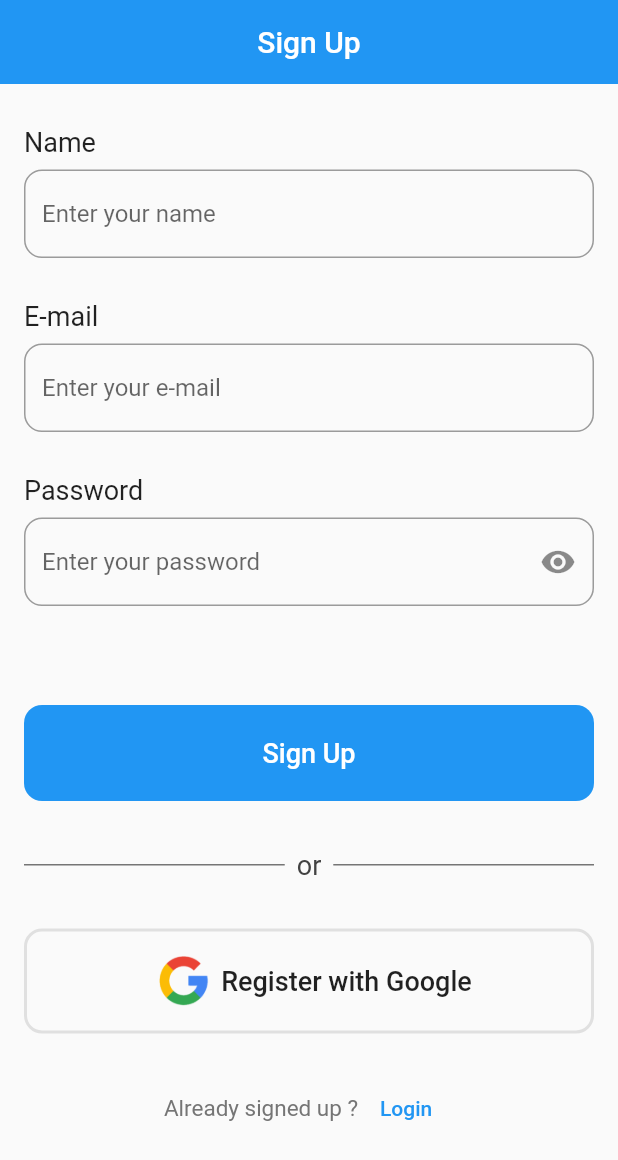
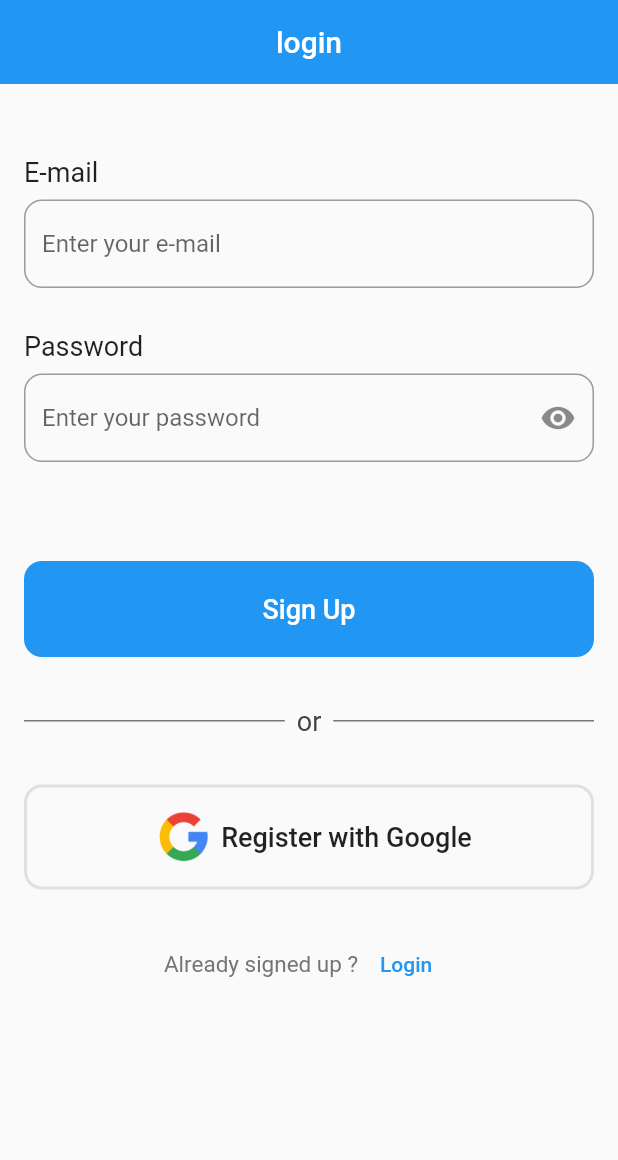
Before and after one commit to kareem2002-k/ClassMate, a Flutter app: the screen it shows after launch, on a phone screen of 412 x 824 dp. Shown: the top 1160 px of the screen. Run offline on Flutter 3.47's test engine with Material 2 defaults, Android fonts, the phone set to English and light mode, and no system bars; our stand-ins replace cloud_firestore, firebase_auth, firebase_core; accounts and stored records are empty.

Commit message:
first version of login page

```diff
--- a/lib/main.dart
+++ b/lib/main.dart
@@ -1,3 +1,4 @@
+import 'package:class_mate/pages/LoginPage.dart';
 import 'package:class_mate/pages/SignUp.dart';
 import 'package:firebase_core/firebase_core.dart';
 import 'package:flutter/material.dart';
@@ -19,7 +20,7 @@ class MyApp extends StatelessWidget {
   @override
   Widget build(BuildContext context) {
     return const MaterialApp(
-      home: SignUp(),
+      home: LoginPage(),
     );
   }
 }
--- a/lib/pages/LoginPage.dart
+++ b/lib/pages/LoginPage.dart
@@ -10,12 +10,183 @@ class LoginPage extends StatefulWidget {
 class _LoginPageState extends State<LoginPage> {
   @override
   Widget build(BuildContext context) {
-    return MaterialApp(
-      home: Scaffold(
+    return Scaffold(
+
         appBar: AppBar(
-          title: const Text("helloo"),
-        ),
-      ),
+        title: const Text("login"),
+    centerTitle: true,
+    elevation: 0,
+    ),
+    body: SingleChildScrollView(
+    child: Column(
+    crossAxisAlignment: CrossAxisAlignment.start,
+    children: [
+    const SizedBox(height: 20),
+    // const Padding(
+    // padding: EdgeInsets.fromLTRB(16.0, 8.0, 16.0, 0),
+    // child: Text(
+    // "Name",
+    // style: TextStyle(fontSize: 18),
+    // ),
+    // ),
+   //  Padding(
+   //  padding: const EdgeInsets.fromLTRB(16.0, 8.0, 16.0, 0),
+   //  child: TextField(
+   //  controller: nameCont,
+   //  decoration: InputDecoration(
+   //  border: OutlineInputBorder(
+   //  borderRadius: BorderRadius.circular(12.0)),
+   //  hintText: 'Enter your name',
+   //  ),
+   //  ),
+   //  ),
+    const SizedBox(height: 20),
+    const Padding(
+    padding: EdgeInsets.fromLTRB(16.0, 8.0, 16.0, 0),
+    child: Text(
+    "E-mail",
+    style: TextStyle(fontSize: 18),
+    ),
+    ),
+    Padding(
+    padding: const EdgeInsets.fromLTRB(16.0, 8.0, 16.0, 0),
+    child: TextField(
+    //controller: emailCont,
+    decoration: InputDecoration(
+    border: OutlineInputBorder(
+    borderRadius: BorderRadius.circular(12.0)),
+    hintText: 'Enter your e-mail',
+    ),
+    ),
+    ),
+    const SizedBox(height: 20),
+    const Padding(
+    padding: EdgeInsets.fromLTRB(16.0, 8.0, 16.0, 0),
+    child: Text(
+    "Password",
+    style: TextStyle(fontSize: 18),
+    ),
+    ),
+    Padding(
+    padding: const EdgeInsets.fromLTRB(16.0, 8.0, 16.0, 0),
+    child: TextField(
+    //controller: passCont,
+    decoration: InputDecoration(
+    border: OutlineInputBorder(
+    borderRadius: BorderRadius.circular(12.0)),
+    hintText: 'Enter your password',
+    suffixIcon: Icon(Icons.remove_red_eye),
+    ),
+    ),
+    ),
+    const SizedBox(height: 50),
+    Center(
+    child: Padding(
+    padding: const EdgeInsets.all(16.0),
+    child: Container(
+    padding: const EdgeInsets.all(8.0),
+    decoration: BoxDecoration(
+    color: Colors.blue,
+    borderRadius: BorderRadius.circular(12.0)),
+    child: MaterialButton(
+    onPressed: () {},
+    child: const Row(
+    mainAxisAlignment: MainAxisAlignment.center,
+    children: [
+    Text(
+    "Sign Up",
+    style: TextStyle(fontSize: 18, color: Colors.white),
+    )
+    ],
+    ),
+    ),
+    ),
+    ),
+    ),
+    //const SizedBox(height: 20.0),
+    Padding(
+    padding: const EdgeInsets.all(16.0),
+    child: Row(
+    children: [
+    Expanded(
+    child: Container(
+    margin: const EdgeInsets.only(right: 8.0),
+    height: 1.0, // Adjust the height as needed
+    color: Colors.grey[600], // Color of the dashes
+    ),
+    ),
+    Text(
+    "or",
+    style: TextStyle(
+    color: Colors.grey[800],
+    fontSize: 18,
+    ),
+    ),
+    Expanded(
+    child: Container(
+    margin: const EdgeInsets.only(left: 8.0),
+    height: 1.0, // Adjust the height as needed
+    color: Colors.grey[600], // Color of the dashes
+    ),
+    ),
+    ],
+    ),
+    ),
+    Center(
+    child: Padding(
+    padding: const EdgeInsets.all(16.0),
+    child: Container(
+    padding: const EdgeInsets.all(8.0),
+    decoration: BoxDecoration(
+    border: Border.all(
+    color: Colors.grey.shade300, // Border color
+    width: 2.0, // Border width
+    ),
+    borderRadius: BorderRadius.circular(12.0)),
+    child: MaterialButton(
+    onPressed: () {},
+    child: Row(
+    mainAxisAlignment: MainAxisAlignment.center,
+    children: [
+    Container(
+    width: 50.0,
+    height: 50.0,
+    // padding: EdgeInsets.all(10.0),
+    alignment: Alignment.center,
+    child: Image.asset("assets/images/google.png"),
+    ),
+    const Text(
+    "Register with Google",
+    style: TextStyle(fontSize: 18),
+    )
+    ],
+    ),
+    ),
+    ),
+    ),
+    ),
+    const SizedBox(height: 10),
+    Row(
+    mainAxisAlignment: MainAxisAlignment.center,
+    children: [
+    Text(
+    "Already signed up ?",
+    style: TextStyle(
+    fontSize: 15,
+    color: Colors.grey[600],
+    ),
+    ),
+    TextButton(
+    onPressed: () {},
+    child: const Text("Login"),
+    ),
+    ],
+    ),
+    ],
+    ),
+    ),
     );
   }
+
+
 }
```
